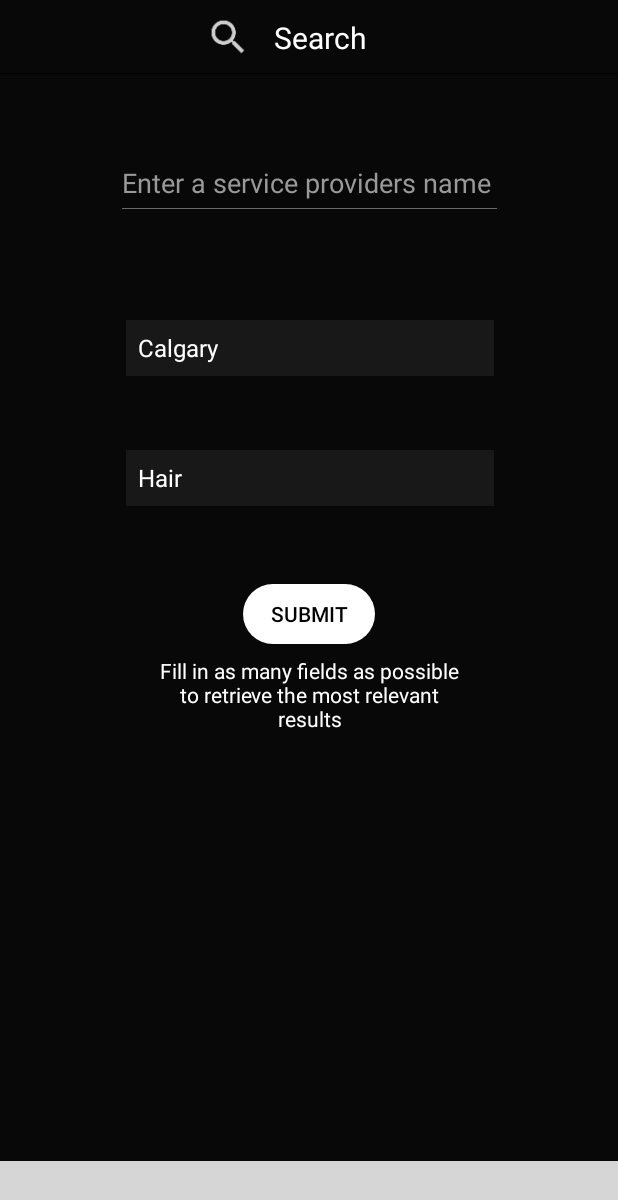
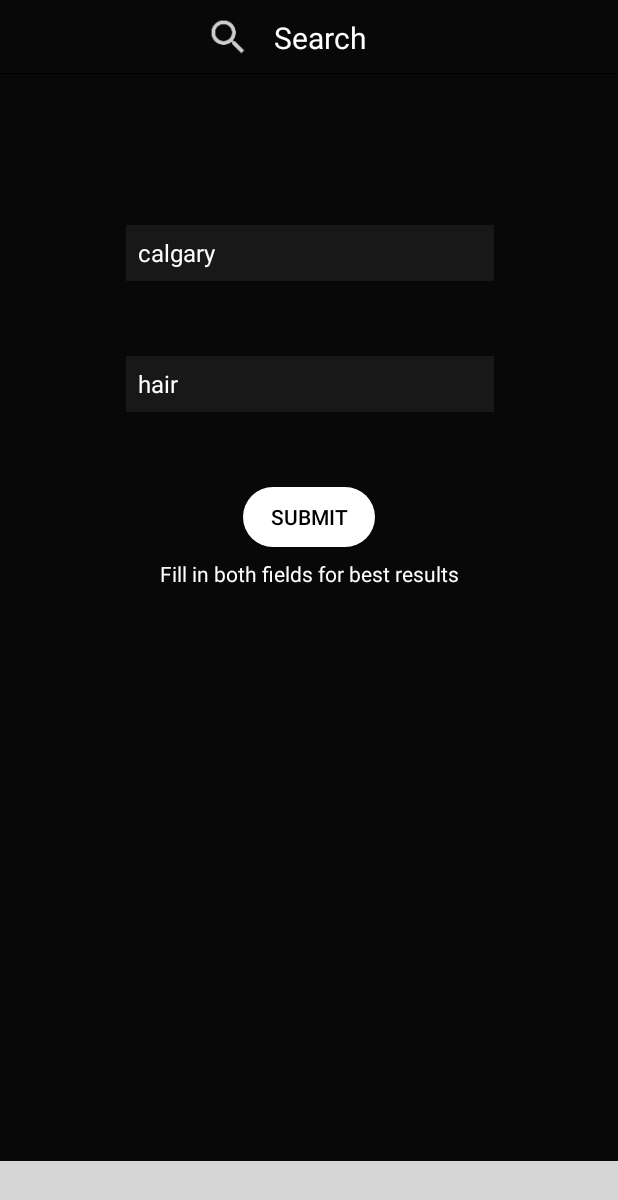
Before and after one commit to herambsawant1/MyApplication, an Android app: the SearchActivity screen opened directly, with no data from a screen before it, on a phone screen of 412 x 824 dp. Shown: the top 1200 px of the screen. Run offline under Robolectric (Android 15) with nearby library versions, the phone set to English and light mode, and no system bars; our stand-ins replace Firebase (no records; nobody signed in at launch, a user with empty details on screens opened directly); libraries missing offline, so code that uses them is left out: com.ittianyu.bottomnavigationviewex; plain views replace BottomNavigationViewEx; 6 statements that could not run were skipped; grey boxes are pictures that could not be loaded.

Commit message:
Began implementing search functionality

```diff
--- a/app/src/main/AndroidManifest.xml
+++ b/app/src/main/AndroidManifest.xml
@@ -23,7 +23,8 @@
         <activity android:name=".Profile.AccountSettingsActivity" />
         <activity android:name=".Profile.ProfileImagesActivity" />
         <activity android:name=".Registration.SignInActivity" />
-        <activity android:name=".Registration.RegisterActivity"></activity>
+        <activity android:name=".Registration.RegisterActivity" />
+        <activity android:name=".Search.SearchListActivity"></activity>
     </application>
 
 </manifest>
--- a/app/src/main/java/com/example/heramb/applicationoutline/Search/SearchActivity.java
+++ b/app/src/main/java/com/example/heramb/applicationoutline/Search/SearchActivity.java
@@ -1,27 +1,71 @@
 package com.example.heramb.applicationoutline.Search;
 
 import android.content.Context;
+import android.content.Intent;
+import android.support.annotation.NonNull;
 import android.support.v7.app.AppCompatActivity;
 import android.os.Bundle;
 import android.util.Log;
 import android.view.Menu;
 import android.view.MenuItem;
+import android.view.View;
+import android.widget.Button;
+import android.widget.ListView;
+import android.widget.Spinner;
 
 import com.example.heramb.applicationoutline.R;
+import com.example.heramb.applicationoutline.Registration.SignInActivity;
 import com.example.heramb.applicationoutline.Utils.BottomNavigationViewHelper;
+import com.google.firebase.auth.FirebaseAuth;
+import com.google.firebase.auth.FirebaseUser;
+import com.google.firebase.database.DatabaseReference;
 import com.ittianyu.bottomnavigationviewex.BottomNavigationViewEx;
+
+import java.util.List;
 
 public class SearchActivity extends AppCompatActivity {
     private static final String TAG = "SearchActivity";
     private static final int ACTIVITY_NUM = 1;
 
-    private Context mContext = SearchActivity.this;
+    private Context mContext;
+    private Button submit;
+    private Spinner location;
+    private Spinner service;
+
+
+    private FirebaseAuth mAuth;
+    private FirebaseAuth.AuthStateListener mAuthListener;
+
+
     @Override
     protected void onCreate(Bundle savedInstanceState) {
         super.onCreate(savedInstanceState);
         setContentView(R.layout.activity_search);
+        mContext = SearchActivity.this;
 
+        setUpWidgets();
+        init();
         setupBottomNavigationView();
+        setUpFirebaseAuth();
+    }
+
+    private void setUpWidgets(){
+        submit = (Button) findViewById(R.id.searchSubmitButton);
+        location = (Spinner) findViewById(R.id.searchLocationSpinner);
+        service = (Spinner) findViewById(R.id.searchServiceSpinner);
+    }
+
+    private void init(){
+        submit.setOnClickListener(new View.OnClickListener(){
+            @Override
+            public void onClick(View view){
+                Log.d(TAG, "Navigating to register activity");
+                Intent intent = new Intent(mContext, SearchListActivity.class);
+                intent.putExtra("service",service.getSelectedItem().toString());
+                intent.putExtra("location",location.getSelectedItem().toString());
+                startActivity(intent);
+            }
+        });
     }
 
     /**
@@ -36,5 +80,44 @@ public class SearchActivity extends AppCompatActivity {
         MenuItem menuItem = menu.getItem(ACTIVITY_NUM);
         menuItem.setChecked(true);
     }
+    //~~~~~~~~~~~~~~~~~~~~~~~~~~~~~~~~~~~~~Firebase~~~~~~~~~~~~~~~~~~~~~~~~~~~~~~~~~~~~~~~`
+    private void verifyCurrentUser(FirebaseUser user){
+        if(user == null){
+            Intent intent = new Intent(mContext, SignInActivity.class);
+            startActivity(intent);
+        }
+    }
 
+    private void setUpFirebaseAuth(){
+        Log.d(TAG, "Setting up firebase authentication");
+        mAuth = FirebaseAuth.getInstance();
+        mAuthListener = new FirebaseAuth.AuthStateListener() {
+            @Override
+            public void onAuthStateChanged(@NonNull FirebaseAuth firebaseAuth) {
+                FirebaseUser user = firebaseAuth.getCurrentUser();
+                verifyCurrentUser(user);
+                if (user != null) {
+                    // User is signed in
+                    Log.d(TAG, "onAuthStateChanged:signed_in:" + user.getUid());
+                } else {
+                    // User is signed out
+                    Log.d(TAG, "onAuthStateChanged:signed_out");
+                }
+                // ...
+            }
+        };
+
+    }
+    @Override
+    public void onStart() {
+        super.onStart();
+        mAuth.addAuthStateListener(mAuthListener);
+    }
+    @Override
+    public void onStop() {
+        super.onStop();
+        if (mAuthListener != null) {
+            mAuth.removeAuthStateListener(mAuthListener);
+        }
+    }
 }
--- a/app/src/main/res/layout/layout_body_search.xml
+++ b/app/src/main/res/layout/layout_body_search.xml
@@ -8,23 +8,8 @@
         android:orientation="vertical" android:layout_width="match_parent"
         android:layout_height="match_parent">
 
-        <EditText
-            android:id="@+id/textView11"
-            android:layout_width="250dp"
-            android:layout_height="35dp"
-            android:layout_marginLeft="8dp"
-            android:layout_marginRight="8dp"
-            android:hint="Enter a service providers name"
-            android:textColorHint="@color/textGrey"
-            android:background="@drawable/grey_underline"
-            android:textColor="@color/white"
-            app:layout_constraintLeft_toLeftOf="parent"
-            app:layout_constraintRight_toRightOf="parent"
-            app:layout_constraintTop_toTopOf="parent"
-            android:layout_marginTop="104dp" />
-
         <Spinner
-            android:id="@+id/serviceSpinner"
+            android:id="@+id/searchServiceSpinner"
             android:layout_width="245dp"
             android:layout_height="37dp"
             android:layout_marginLeft="8dp"
@@ -37,11 +22,11 @@
             android:background="@color/darkGrey"
             android:popupBackground="@color/darkGrey"
             app:layout_constraintHorizontal_bias="0.505"
-            android:layout_marginTop="49dp"
-            app:layout_constraintTop_toBottomOf="@+id/locationSpinner" />
+            android:layout_marginTop="50dp"
+            app:layout_constraintTop_toBottomOf="@+id/searchLocationSpinner" />
 
         <Spinner
-            android:id="@+id/locationSpinner"
+            android:id="@+id/searchLocationSpinner"
             android:layout_width="245dp"
             android:layout_height="37dp"
             android:entries="@array/location"
@@ -54,17 +39,17 @@
             android:layout_marginStart="8dp"
             android:layout_marginEnd="8dp"
             app:layout_constraintHorizontal_bias="0.505"
-            android:layout_marginTop="74dp"
-            app:layout_constraintTop_toBottomOf="@+id/textView11" />
+            app:layout_constraintTop_toTopOf="parent"
+            android:layout_marginTop="150dp" />
 
         <Button
-            android:id="@+id/button"
+            android:id="@+id/searchSubmitButton"
             android:layout_width="wrap_content"
             android:layout_height="40dp"
             android:text="Submit"
-            android:layout_marginTop="52dp"
+            android:layout_marginTop="50dp"
             android:background="@drawable/button_rounded_black"
-            app:layout_constraintTop_toBottomOf="@+id/serviceSpinner"
+            app:layout_constraintTop_toBottomOf="@+id/searchServiceSpinner"
             android:layout_marginLeft="8dp"
             android:textColor="@drawable/button_black_text"
             app:layout_constraintLeft_toLeftOf="parent"
@@ -76,9 +61,9 @@
         android:layout_width="200dp"
         android:layout_height="wrap_content"
         android:textAlignment="center"
-        android:text="Fill in as many fields as possible to retrieve the most relevant results"
+        android:text="Fill in both fields for best results"
         android:layout_marginTop="8dp"
-        app:layout_constraintTop_toBottomOf="@+id/button"
+        app:layout_constraintTop_toBottomOf="@+id/searchSubmitButton"
         android:layout_marginLeft="8dp"
         app:layout_constraintLeft_toLeftOf="parent"
         android:layout_marginRight="8dp"
--- a/app/src/main/res/values/strings.xml
+++ b/app/src/main/res/values/strings.xml
@@ -3,15 +3,15 @@
     <string name="edit_profile_fragment">Edit Profile</string>
     <string name="sign_out_fragment">Sign Out</string>
     <array name="location">
-        <item>Calgary</item>
-        <item>Edmonton</item>
-        <item>Saskatchewan</item>
-        <item>Vancouver</item>
+        <item>calgary</item>
+        <item>edmonton</item>
+        <item>saskatchewan</item>
+        <item>vancouver</item>
     </array>
     <array name="service">
-        <item>Hair</item>
-        <item>Makeup</item>
-        <item>Photography</item>
-        <item>Modeling</item>
+        <item>hair</item>
+        <item>makeup</item>
+        <item>photography</item>
+        <item>modeling</item>
     </array>
 </resources>
```
Also changed, not shown: app/build.gradle (+5 -4 lines), app/src/main/java/com/example/heramb/applicationoutline/Search/SearchResultItem.java (deleted, +0 -54 lines), app/src/main/res/layout/activity_search_list.xml (added, +43 -0 lines), app/src/main/res/layout/layout_body_edit_profile.xml (+4 -4 lines), app/src/main/res/layout/layout_search_results.xml (deleted, +0 -23 lines), app/src/main/res/layout/row_layout_search.xml (+6 -1 lines).
